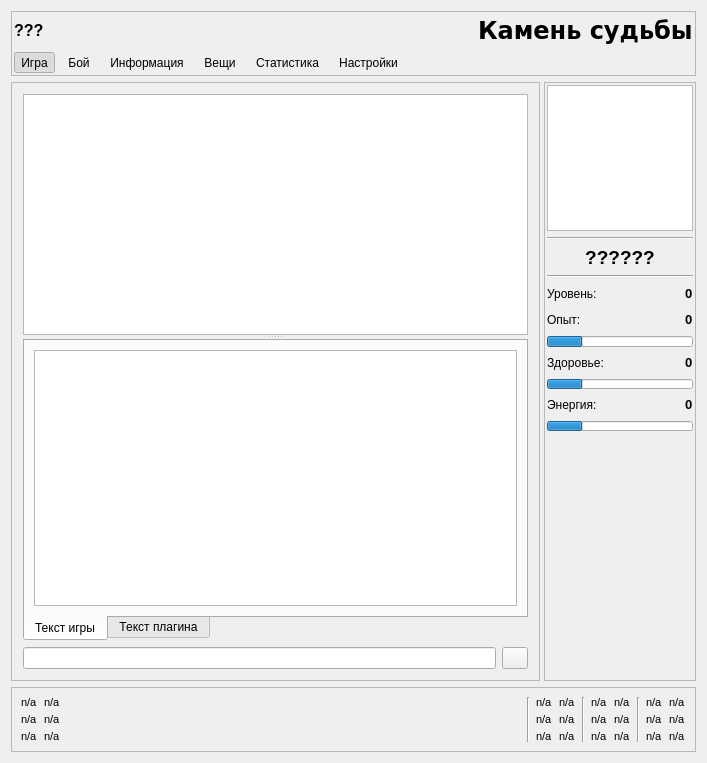
Old version of the form main_window.ui in the repository sofgame-plugin/psiplus-plugin.
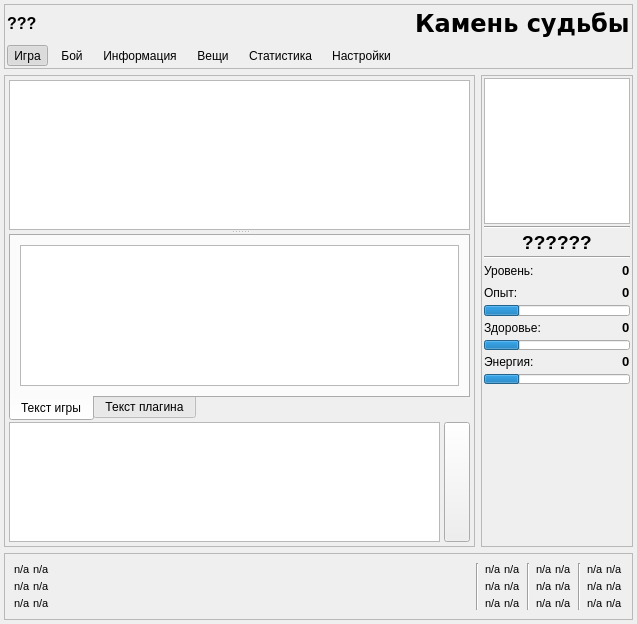
New version of the form. Icons and pictures are not drawn. Custom widgets are drawn as their Qt base class.

Commit message: Реализована история команд через Ctrl+Up/Ctrl+Down. Реализована возможность набора многострочного текста (заодно). Незначительно переделана раскладка виджетов главного окна.

What changed in the file:
```diff
--- a/main_window.ui
+++ b/main_window.ui
@@ -6,8 +6,8 @@
    <rect>
     <x>0</x>
     <y>0</y>
-    <width>707</width>
-    <height>763</height>
+    <width>637</width>
+    <height>607</height>
    </rect>
   </property>
   <property name="windowTitle">
@@ -16,7 +16,10 @@
   <property name="styleSheet">
    <string notr="true"/>
   </property>
-  <layout class="QVBoxLayout" name="verticalLayout">
+  <layout class="QVBoxLayout" name="verticalLayout_33">
+   <property name="margin">
+    <number>4</number>
+   </property>
    <item>
     <widget class="QFrame" name="header">
      <property name="sizePolicy">
@@ -242,15 +245,12 @@
    </item>
    <item>
     <layout class="QHBoxLayout" name="horizontalLayout">
-     <property name="spacing">
-      <number>4</number>
-     </property>
      <item>
       <widget class="QFrame" name="mainFrame">
        <property name="sizePolicy">
         <sizepolicy hsizetype="Expanding" vsizetype="Expanding">
          <horstretch>0</horstretch>
-         <verstretch>0</verstretch>
+         <verstretch>1</verstretch>
         </sizepolicy>
        </property>
        <property name="styleSheet">
@@ -262,28 +262,37 @@
        <property name="frameShadow">
         <enum>QFrame::Raised</enum>
        </property>
-       <layout class="QGridLayout" name="gridLayout_8" rowstretch="0" columnminimumwidth="0">
-        <property name="margin">
-         <number>2</number>
-        </property>
+       <layout class="QVBoxLayout" name="verticalLayout_3">
         <property name="spacing">
          <number>2</number>
         </property>
-        <item row="0" column="0">
+        <property name="margin">
+         <number>2</number>
+        </property>
+        <item>
          <widget class="QStackedWidget" name="stackedWidget">
           <property name="enabled">
            <bool>true</bool>
           </property>
-          <property name="lineWidth">
-           <number>1</number>
-          </property>
           <property name="currentIndex">
            <number>0</number>
           </property>
           <widget class="QWidget" name="page_1">
-           <layout class="QVBoxLayout" name="verticalLayout_3">
+           <layout class="QVBoxLayout" name="verticalLayout">
+            <property name="spacing">
+             <number>1</number>
+            </property>
+            <property name="margin">
+             <number>2</number>
+            </property>
             <item>
              <widget class="QSplitter" name="mapSplitter">
+              <property name="sizePolicy">
+               <sizepolicy hsizetype="Expanding" vsizetype="Ignored">
+                <horstretch>0</horstretch>
+                <verstretch>100</verstretch>
+               </sizepolicy>
+              </property>
               <property name="orientation">
                <enum>Qt::Vertical</enum>
               </property>
@@ -324,15 +333,9 @@
                 <attribute name="title">
                  <string>Текст игры</string>
                 </attribute>
-                <layout class="QGridLayout" name="gridLayout_4">
-                 <item row="0" column="0">
+                <layout class="QVBoxLayout" name="verticalLayout_31">
+                 <item>
                   <widget class="QPlainTextEdit" name="serverTextLabel">
-                   <property name="sizePolicy">
-                    <sizepolicy hsizetype="Expanding" vsizetype="Expanding">
-                     <horstretch>0</horstretch>
-                     <verstretch>0</verstretch>
-                    </sizepolicy>
-                   </property>
                    <property name="cursor" stdset="0">
                     <cursorShape>ArrowCursor</cursorShape>
                    </property>
@@ -345,9 +348,6 @@
                    <property name="readOnly">
                     <bool>true</bool>
                    </property>
-                   <property name="plainText">
-                    <string/>
-                   </property>
                   </widget>
                  </item>
                 </layout>
@@ -385,15 +385,22 @@
              </widget>
             </item>
             <item>
+             <widget class="QWidget" name="" native="true">
+              <property name="maximumSize">
+               <size>
+                <width>16777215</width>
+                <height>120</height>
+               </size>
+              </property>
              <layout class="QHBoxLayout" name="horizontalLayout_47">
               <property name="spacing">
-               <number>6</number>
-              </property>
-              <property name="leftMargin">
+                <number>4</number>
+               </property>
+               <property name="margin">
                <number>0</number>
               </property>
               <item>
-               <widget class="QLineEdit" name="userCommandLine"/>
+                <widget class="CmdLineEdit" name="userCommandLine"/>
               </item>
               <item>
                <widget class="QPushButton" name="cmd_send">
@@ -440,6 +447,7 @@
                </widget>
               </item>
              </layout>
+             </widget>
             </item>
            </layout>
           </widget>
@@ -2615,7 +2623,7 @@
        <property name="sizePolicy">
         <sizepolicy hsizetype="Fixed" vsizetype="Preferred">
          <horstretch>0</horstretch>
-         <verstretch>0</verstretch>
+         <verstretch>1</verstretch>
         </sizepolicy>
        </property>
        <property name="minimumSize">
@@ -2640,6 +2648,9 @@
         <number>1</number>
        </property>
        <layout class="QVBoxLayout" name="verticalLayout_2">
+        <property name="spacing">
+         <number>2</number>
+        </property>
         <property name="margin">
          <number>2</number>
         </property>
@@ -2917,23 +2928,11 @@
    <item>
     <widget class="QFrame" name="footer">
      <property name="sizePolicy">
-      <sizepolicy hsizetype="Preferred" vsizetype="Fixed">
+      <sizepolicy hsizetype="Preferred" vsizetype="Maximum">
        <horstretch>0</horstretch>
        <verstretch>0</verstretch>
       </sizepolicy>
      </property>
-     <property name="minimumSize">
-      <size>
-       <width>0</width>
-       <height>65</height>
-      </size>
-     </property>
-     <property name="maximumSize">
-      <size>
-       <width>16777215</width>
-       <height>65</height>
-      </size>
-     </property>
      <property name="styleSheet">
       <string notr="true"/>
      </property>
@@ -2946,8 +2945,14 @@
      <layout class="QHBoxLayout" name="horizontalLayout_27">
       <item>
        <layout class="QVBoxLayout" name="verticalLayout_25">
+        <property name="spacing">
+         <number>4</number>
+        </property>
         <item>
          <layout class="QHBoxLayout" name="horizontalLayout_17">
+          <property name="spacing">
+           <number>2</number>
+          </property>
           <item>
            <widget class="QLabel" name="event1Caption">
             <property name="font">
@@ -2979,6 +2984,9 @@
         </item>
         <item>
          <layout class="QHBoxLayout" name="horizontalLayout_28">
+          <property name="spacing">
+           <number>2</number>
+          </property>
           <item>
            <widget class="QLabel" name="event2Caption">
             <property name="font">
@@ -3010,6 +3018,9 @@
         </item>
         <item>
          <layout class="QHBoxLayout" name="horizontalLayout_26">
+          <property name="spacing">
+           <number>2</number>
+          </property>
           <item>
            <widget class="QLabel" name="event3Caption">
             <property name="font">
@@ -3039,19 +3050,6 @@
           </item>
          </layout>
         </item>
-        <item>
-         <spacer name="verticalSpacer_12">
-          <property name="orientation">
-           <enum>Qt::Vertical</enum>
-          </property>
-          <property name="sizeHint" stdset="0">
-           <size>
-            <width>20</width>
-            <height>17</height>
-           </size>
-          </property>
-         </spacer>
-        </item>
        </layout>
       </item>
       <item>
@@ -3076,8 +3074,14 @@
       </item>
       <item>
        <layout class="QVBoxLayout" name="verticalLayout_5">
+        <property name="spacing">
+         <number>4</number>
+        </property>
         <item>
          <layout class="QHBoxLayout" name="horizontalLayout_15">
+          <property name="spacing">
+           <number>2</number>
+          </property>
           <item>
            <widget class="QLabel" name="slot1Caption_label">
             <property name="font">
@@ -3097,8 +3101,8 @@
             </property>
             <property name="sizeHint" stdset="0">
              <size>
-              <width>40</width>
-              <height>20</height>
+              <width>0</width>
+              <height>0</height>
              </size>
             </property>
            </spacer>
@@ -3119,6 +3123,9 @@
         </item>
         <item>
          <layout class="QHBoxLayout" name="horizontalLayout_16">
+          <property name="spacing">
+           <number>2</number>
+          </property>
           <item>
            <widget class="QLabel" name="slot2Caption_label">
             <property name="font">
@@ -3138,8 +3145,8 @@
             </property>
             <property name="sizeHint" stdset="0">
              <size>
-              <width>40</width>
-              <height>20</height>
+              <width>0</width>
+              <height>0</height>
              </size>
             </property>
            </spacer>
@@ -3159,7 +3166,10 @@
          </layout>
         </item>
         <item>
-         <layout class="QHBoxLayout" name="horizontalLayout_29">
+         <layout class="QHBoxLayout" name="horizontalLayout_29" stretch="0,0,0">
+          <property name="spacing">
+           <number>2</number>
+          </property>
           <item>
            <widget class="QLabel" name="slot3Caption_label">
             <property name="font">
@@ -3179,8 +3189,8 @@
             </property>
             <property name="sizeHint" stdset="0">
              <size>
-              <width>40</width>
-              <height>20</height>
+              <width>0</width>
+              <height>0</height>
              </size>
             </property>
            </spacer>
@@ -3199,19 +3209,6 @@
           </item>
          </layout>
         </item>
-        <item>
-         <spacer name="verticalSpacer_13">
-          <property name="orientation">
-           <enum>Qt::Vertical</enum>
-          </property>
-          <property name="sizeHint" stdset="0">
-           <size>
-            <width>20</width>
-            <height>40</height>
-           </size>
-          </property>
-         </spacer>
-        </item>
        </layout>
       </item>
       <item>
@@ -3223,8 +3220,14 @@
       </item>
       <item>
        <layout class="QVBoxLayout" name="verticalLayout_6">
+        <property name="spacing">
+         <number>4</number>
+        </property>
         <item>
          <layout class="QHBoxLayout" name="horizontalLayout_9">
+          <property name="spacing">
+           <number>2</number>
+          </property>
           <item>
            <widget class="QLabel" name="slot4Caption_label">
             <property name="font">
@@ -3244,8 +3247,8 @@
             </property>
             <property name="sizeHint" stdset="0">
              <size>
-              <width>40</width>
-              <height>20</height>
+              <width>0</width>
+              <height>0</height>
              </size>
             </property>
            </spacer>
@@ -3266,6 +3269,9 @@
         </item>
         <item>
          <layout class="QHBoxLayout" name="horizontalLayout_10">
+          <property name="spacing">
+           <number>2</number>
+          </property>
           <item>
            <widget class="QLabel" name="slot5Caption_label">
             <property name="font">
@@ -3285,8 +3291,8 @@
             </property>
             <property name="sizeHint" stdset="0">
              <size>
-              <width>40</width>
-              <height>20</height>
+              <width>0</width>
+              <height>0</height>
              </size>
             </property>
            </spacer>
@@ -3307,6 +3313,9 @@
         </item>
         <item>
          <layout class="QHBoxLayout" name="horizontalLayout_11">
+          <property name="spacing">
+           <number>2</number>
+          </property>
           <item>
            <widget class="QLabel" name="slot6Caption_label">
             <property name="font">
@@ -3326,8 +3335,8 @@
             </property>
             <property name="sizeHint" stdset="0">
              <size>
-              <width>40</width>
-              <height>20</height>
+              <width>0</width>
+              <height>0</height>
              </size>
             </property>
            </spacer>
@@ -3346,19 +3355,6 @@
           </item>
          </layout>
         </item>
-        <item>
-         <spacer name="verticalSpacer_4">
-          <property name="orientation">
-           <enum>Qt::Vertical</enum>
-          </property>
-          <property name="sizeHint" stdset="0">
-           <size>
-            <width>20</width>
-            <height>40</height>
-           </size>
-          </property>
-         </spacer>
-        </item>
        </layout>
       </item>
       <item>
@@ -3370,8 +3366,14 @@
       </item>
       <item>
        <layout class="QVBoxLayout" name="verticalLayout_7">
+        <property name="spacing">
+         <number>4</number>
+        </property>
         <item>
          <layout class="QHBoxLayout" name="horizontalLayout_12">
+          <property name="spacing">
+           <number>2</number>
+          </property>
           <item>
            <widget class="QLabel" name="slot7Caption_label">
             <property name="font">
@@ -3391,8 +3393,8 @@
             </property>
             <property name="sizeHint" stdset="0">
              <size>
-              <width>18</width>
-              <height>20</height>
+              <width>0</width>
+              <height>0</height>
              </size>
             </property>
            </spacer>
@@ -3413,6 +3415,9 @@
         </item>
         <item>
          <layout class="QHBoxLayout" name="horizontalLayout_13">
+          <property name="spacing">
+           <number>2</number>
+          </property>
           <item>
            <widget class="QLabel" name="slot8Caption_label">
             <property name="font">
@@ -3432,8 +3437,8 @@
             </property>
             <property name="sizeHint" stdset="0">
              <size>
-              <width>40</width>
-              <height>20</height>
+              <width>0</width>
+              <height>0</height>
              </size>
             </property>
            </spacer>
@@ -3454,6 +3459,9 @@
         </item>
         <item>
          <layout class="QHBoxLayout" name="horizontalLayout_14">
+          <property name="spacing">
+           <number>2</number>
+          </property>
           <item>
            <widget class="QLabel" name="slot9Caption_label">
             <property name="font">
@@ -3473,8 +3481,8 @@
             </property>
             <property name="sizeHint" stdset="0">
              <size>
-              <width>40</width>
-              <height>20</height>
+              <width>0</width>
+              <height>0</height>
              </size>
             </property>
            </spacer>
@@ -3493,19 +3501,6 @@
           </item>
          </layout>
         </item>
-        <item>
-         <spacer name="verticalSpacer_5">
-          <property name="orientation">
-           <enum>Qt::Vertical</enum>
-          </property>
-          <property name="sizeHint" stdset="0">
-           <size>
-            <width>20</width>
-            <height>40</height>
-           </size>
-          </property>
-         </spacer>
-        </item>
        </layout>
       </item>
      </layout>
@@ -3534,6 +3529,11 @@
    <extends>QLineEdit</extends>
    <header>subclasses/fontlabel.h</header>
   </customwidget>
+  <customwidget>
+   <class>CmdLineEdit</class>
+   <extends>QTextEdit</extends>
+   <header>cmdlineedit.h</header>
+  </customwidget>
  </customwidgets>
  <tabstops>
   <tabstop>mainModeBtn</tabstop>
```
Left out of the diff: 9 changed lines with no effect on the pictures. Lines whose indentation alone changed are shown as unchanged. The commit also changes 4 other files.
